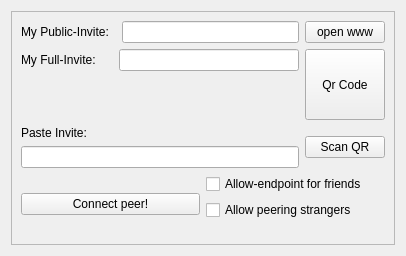
Old version of the form src-gui/quickstartdialog.ui in the repository yedino/galaxy42.
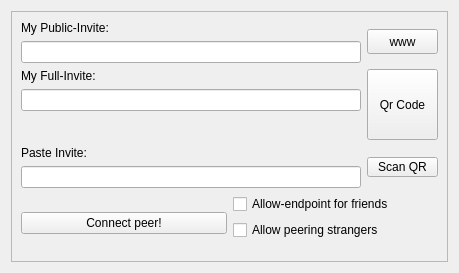
New version of the form. Icons and pictures are not drawn.

```diff
--- a/src-gui/quickstartdialog.ui
+++ b/src-gui/quickstartdialog.ui
@@ -6,8 +6,8 @@
    <rect>
     <x>0</x>
     <y>0</y>
-    <width>406</width>
-    <height>256</height>
+    <width>459</width>
+    <height>273</height>
    </rect>
   </property>
   <property name="windowTitle">
@@ -24,16 +24,18 @@
        <rect>
         <x>0</x>
         <y>0</y>
-        <width>386</width>
-        <height>236</height>
+        <width>439</width>
+        <height>253</height>
        </rect>
       </property>
-      <layout class="QGridLayout" name="gridLayout_3">
-       <item row="0" column="0">
+      <layout class="QVBoxLayout" name="verticalLayout_5">
+       <item>
         <layout class="QGridLayout" name="gridLayout_2">
          <item row="0" column="0">
           <layout class="QHBoxLayout" name="horizontalLayout">
            <item>
+            <layout class="QVBoxLayout" name="verticalLayout_4">
+             <item>
             <widget class="QLabel" name="vipLabel">
              <property name="text">
               <string>My Public-Invite:  </string>
@@ -46,10 +48,10 @@
               <string>ip v6</string>
              </property>
              <property name="statusTip">
-              <string>my ipv6</string>
+                <string>my  ip v6 address</string>
              </property>
              <property name="whatsThis">
-              <string>Ip v6</string>
+                <string>This is IP v6 of working node</string>
              </property>
              <property name="text">
               <string notr="true"/>
@@ -62,10 +64,24 @@
              </property>
             </widget>
            </item>
+            </layout>
+           </item>
            <item>
             <widget class="QPushButton" name="wwwButton">
+             <property name="minimumSize">
+              <size>
+               <width>71</width>
+               <height>25</height>
+              </size>
+             </property>
+             <property name="maximumSize">
+              <size>
+               <width>71</width>
+               <height>25</height>
+              </size>
+             </property>
              <property name="text">
-              <string>open www</string>
+              <string>www</string>
              </property>
              <property name="icon">
               <iconset resource="icons.qrc">
@@ -75,7 +91,7 @@
            </item>
           </layout>
          </item>
-         <item row="1" column="0">
+         <item row="2" column="0">
           <layout class="QHBoxLayout" name="horizontalLayout_3">
            <item>
             <layout class="QVBoxLayout" name="verticalLayout">
@@ -88,6 +104,8 @@
                  </property>
                 </widget>
                </item>
+              </layout>
+             </item>
                <item>
                 <widget class="QLineEdit" name="myInviteEdit">
                  <property name="minimumSize">
@@ -96,6 +114,12 @@
                    <height>0</height>
                   </size>
                  </property>
+               <property name="statusTip">
+                <string>IP v6 and IP v4 of this node - necessery to connect to this node</string>
+               </property>
+               <property name="whatsThis">
+                <string>IP v6 and IP v4 of this node - necessery to connect to this node</string>
+               </property>
                  <property name="dragEnabled">
                   <bool>true</bool>
                  </property>
@@ -103,8 +127,6 @@
                   <bool>true</bool>
                  </property>
                 </widget>
-               </item>
-              </layout>
              </item>
              <item>
               <spacer name="verticalSpacer">
@@ -129,6 +151,12 @@
                <height>71</height>
               </size>
              </property>
+             <property name="maximumSize">
+              <size>
+               <width>71</width>
+               <height>71</height>
+              </size>
+             </property>
              <property name="text">
               <string>Qr Code</string>
              </property>
@@ -136,7 +164,7 @@
            </item>
           </layout>
          </item>
-         <item row="2" column="0">
+         <item row="3" column="0">
           <layout class="QHBoxLayout" name="horizontalLayout_4">
            <item>
             <layout class="QVBoxLayout" name="verticalLayout_2">
@@ -148,12 +176,31 @@
               </widget>
              </item>
              <item>
-              <widget class="QLineEdit" name="InviteEdit"/>
+              <widget class="QLineEdit" name="InviteEdit">
+               <property name="statusTip">
+                <string>IP v6 and IP v4 of node where you want to connect</string>
+               </property>
+               <property name="whatsThis">
+                <string>IP v6 and IP v4 of node where you want to connect</string>
+               </property>
+              </widget>
              </item>
             </layout>
            </item>
            <item>
             <widget class="QPushButton" name="QrScanButton">
+             <property name="minimumSize">
+              <size>
+               <width>71</width>
+               <height>20</height>
+              </size>
+             </property>
+             <property name="maximumSize">
+              <size>
+               <width>71</width>
+               <height>20</height>
+              </size>
+             </property>
              <property name="text">
               <string>Scan QR</string>
              </property>
@@ -161,7 +208,7 @@
            </item>
           </layout>
          </item>
-         <item row="3" column="0">
+         <item row="4" column="0">
           <layout class="QHBoxLayout" name="horizontalLayout_5">
            <item>
             <widget class="QPushButton" name="connectButton">
```
Lines whose indentation alone changed are shown as unchanged.
